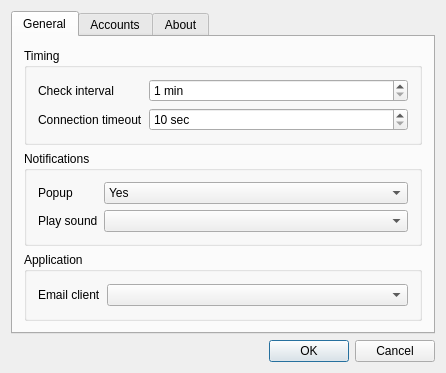
congchenutd/mailchecker, file MailCheckerDlg.ui: the form before one commit.
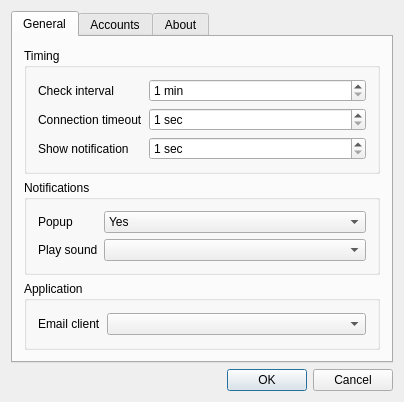
The form after the commit. Icons and pictures are not drawn. Custom widgets are drawn as their Qt base class.

Diff of the .ui file:
```diff
--- a/MailCheckerDlg.ui
+++ b/MailCheckerDlg.ui
@@ -6,8 +6,8 @@
    <rect>
     <x>0</x>
     <y>0</y>
-    <width>446</width>
-    <height>367</height>
+    <width>404</width>
+    <height>396</height>
    </rect>
   </property>
   <property name="windowTitle">
@@ -63,13 +63,30 @@
              <string> sec</string>
             </property>
             <property name="minimum">
-             <number>10</number>
+             <number>1</number>
             </property>
             <property name="maximum">
              <number>60</number>
             </property>
-            <property name="singleStep">
-             <number>10</number>
+           </widget>
+          </item>
+          <item row="2" column="0">
+           <widget class="QLabel" name="label_9">
+            <property name="text">
+             <string>Show notification</string>
+            </property>
+           </widget>
+          </item>
+          <item row="2" column="1">
+           <widget class="QSpinBox" name="sbNotification">
+            <property name="suffix">
+             <string> sec</string>
+            </property>
+            <property name="minimum">
+             <number>1</number>
+            </property>
+            <property name="maximum">
+             <number>60</number>
             </property>
            </widget>
           </item>
```
